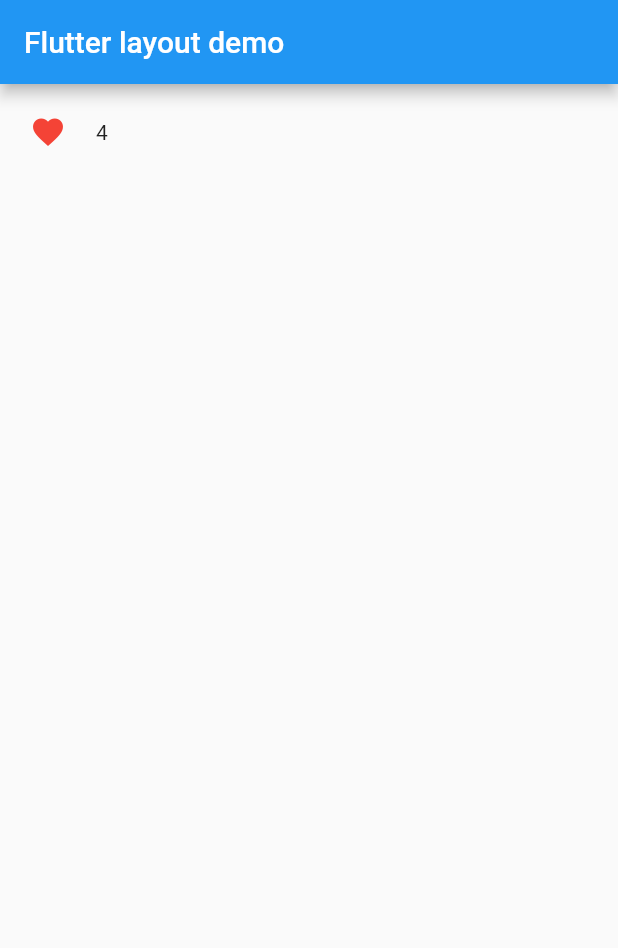
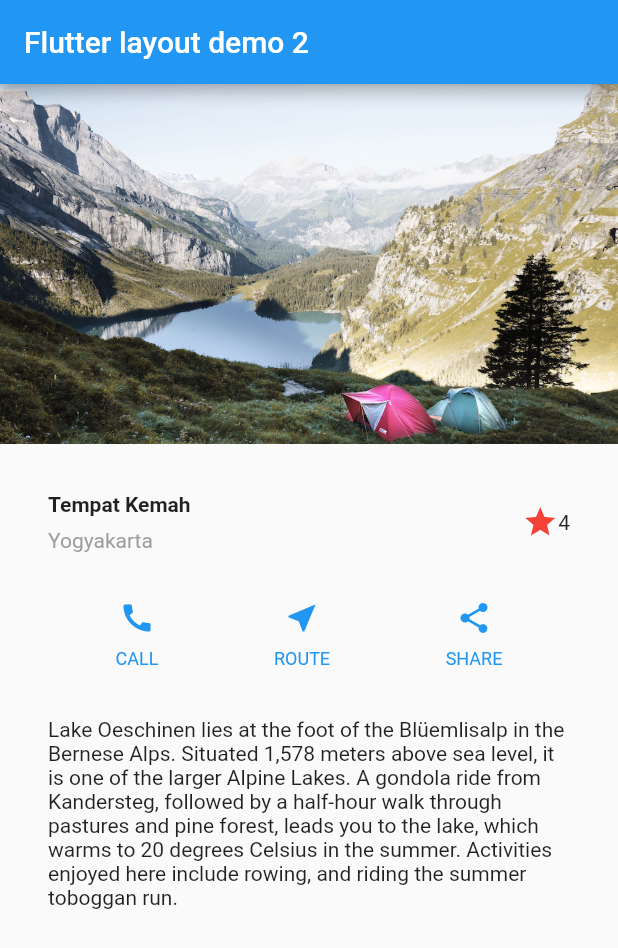
Before and after one commit to riansyahrobi8/Belajar-Flutter-UI, a Flutter app: the screen it shows after launch, on a phone screen of 412 x 824 dp. Shown: the top 948 px of the screen. Run offline on Flutter 3.47's test engine with Material 2 defaults, Android fonts, the phone set to English and light mode, and no system bars.

Commit message:
belajar layouting kedua

```diff
--- a/lib/MyApp.dart
+++ b/lib/MyApp.dart
@@ -1,5 +1,6 @@
 import 'package:belajar_ui_flutter/screens/FavoriteWidget.dart';
 import 'package:belajar_ui_flutter/screens/Home.dart';
+import 'package:belajar_ui_flutter/screens/Layouting2.dart';
 import 'package:flutter/material.dart';
 
 class MyApp extends StatelessWidget {
@@ -9,10 +10,10 @@ class MyApp extends StatelessWidget {
       title: 'Belajar Flutter UI',
       debugShowCheckedModeBanner: false,
       home: Scaffold(
-        appBar: AppBar(
-          title: Text("Flutter layout demo"),
-        ),
-        body: FavoriteWidget(),
+        // appBar: AppBar(
+        //   title: Text("Flutter layout demo"),
+        // ),
+        body: SecondLayouting(),
       ),
     );
   }
--- /dev/null
+++ b/lib/screens/Layouting2.dart
@@ -0,0 +1,103 @@
+import 'package:flutter/material.dart';
+
+class SecondLayouting extends StatelessWidget {
+  @override
+  Widget build(BuildContext context) {
+    Color color = Theme.of(context).primaryColor;
+
+    Widget buttonSection = Container(
+      child: Row(
+        mainAxisAlignment: MainAxisAlignment.spaceEvenly,
+        children: <Widget>[
+          _buildButtonColumn(color, Icons.call, 'CALL'),
+          _buildButtonColumn(color, Icons.near_me, 'ROUTE'),
+          _buildButtonColumn(color, Icons.share, 'SHARE')
+        ],
+      ),
+    );
+
+    return Scaffold(
+        appBar: AppBar(
+          title: Text("Flutter layout demo 2"),
+        ),
+        body: ListView(
+          children: <Widget>[
+            imageSection,
+            titleSection,
+            buttonSection,
+            textSection
+          ],
+        ));
+  }
+
+  Widget imageSection = Image.asset(
+    'images/lake.jpg',
+    width: 600.0,
+    height: 240.0,
+    fit: BoxFit.cover,
+  );
+
+  Widget textSection = Container(
+    padding: const EdgeInsets.all(32.0),
+    child: Text(
+      'Lake Oeschinen lies at the foot of the Blüemlisalp in the Bernese '
+      'Alps. Situated 1,578 meters above sea level, it is one of the '
+      'larger Alpine Lakes. A gondola ride from Kandersteg, followed by a '
+      'half-hour walk through pastures and pine forest, leads you to the '
+      'lake, which warms to 20 degrees Celsius in the summer. Activities '
+      'enjoyed here include rowing, and riding the summer toboggan run.',
+      softWrap: true,
+    ),
+  );
+
+  Widget titleSection = Container(
+    padding: const EdgeInsets.all(32.0),
+    child: Row(
+      children: <Widget>[
+        Expanded(
+            child: Column(
+          crossAxisAlignment: CrossAxisAlignment.start,
+          children: <Widget>[
+            Container(
+              padding: const EdgeInsets.only(bottom: 8.0),
+              child: Text(
+                'Tempat Kemah',
+                style: TextStyle(fontWeight: FontWeight.bold),
+              ),
+            ),
+            Text(
+              'Yogyakarta',
+              style: TextStyle(color: Colors.grey[500]),
+            )
+          ],
+        )),
+        Icon(
+          Icons.star,
+          color: Colors.red[500],
+        ),
+        Text('4')
+      ],
+    ),
+  );
+
+  Column _buildButtonColumn(Color color, IconData iconData, String label) {
+    return Column(
+      mainAxisSize: MainAxisSize.min,
+      mainAxisAlignment: MainAxisAlignment.center,
+      children: <Widget>[
+        Icon(
+          iconData,
+          color: color,
+        ),
+        Container(
+          margin: const EdgeInsets.only(top: 8.0),
+          child: Text(
+            label,
+            style: TextStyle(
+                fontSize: 12.0, fontWeight: FontWeight.w400, color: color),
+          ),
+        )
+      ],
+    );
+  }
+}
--- a/pubspec.yaml
+++ b/pubspec.yaml
@@ -45,8 +45,8 @@ flutter:
   uses-material-design: true
 
   # To add assets to your application, add an assets section, like this:
-  # assets:
-  #   - images/a_dot_burr.jpeg
+  assets:
+    - images/
   #   - images/a_dot_ham.jpeg
 
   # An image asset can refer to one or more resolution-specific "variants", see
```
